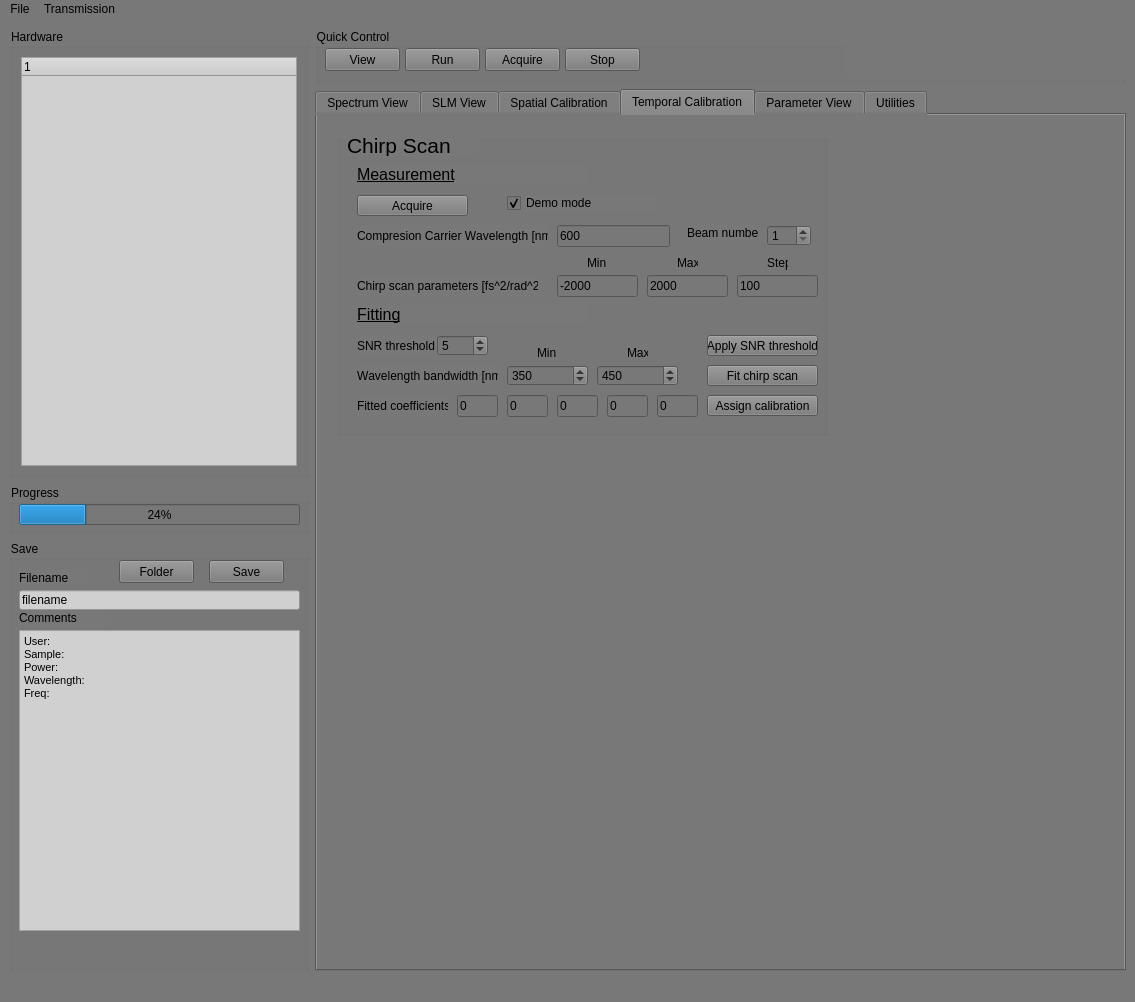
SilvaScience/colberto, file src/GUI/main_GUI.ui: the form before one commit.
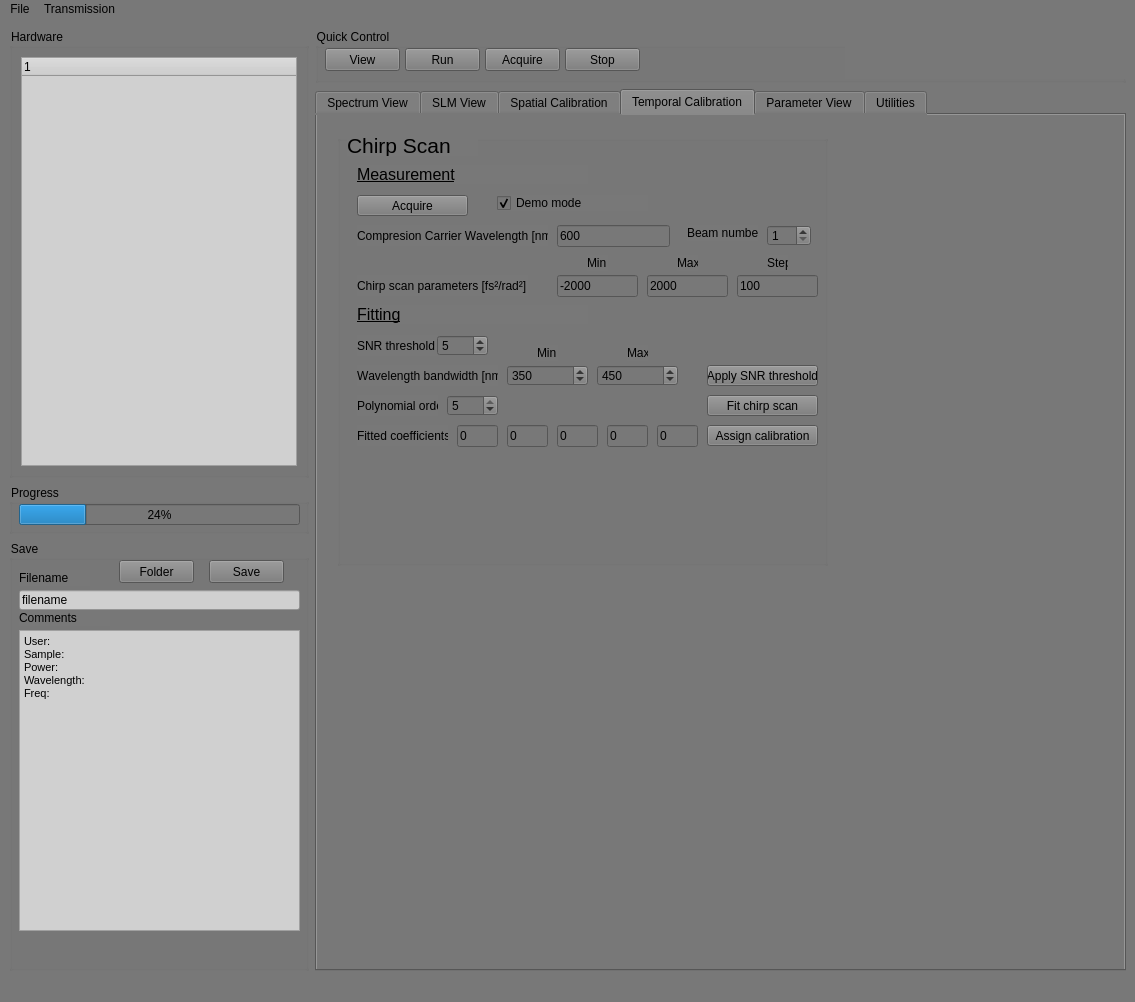
The form after the commit. Custom widgets are drawn as their Qt base class.

Commit message:
Polynomial order
We can decide which polynomial order we want to fit.

What changed in the file:
```diff
--- a/src/GUI/main_GUI.ui
+++ b/src/GUI/main_GUI.ui
@@ -920,7 +920,7 @@
             <x>520</x>
             <y>20</y>
             <width>261</width>
-            <height>301</height>
+            <height>431</height>
            </rect>
           </property>
          </widget>
@@ -930,7 +930,7 @@
             <x>20</x>
             <y>20</y>
             <width>491</width>
-            <height>301</height>
+            <height>431</height>
            </rect>
           </property>
           <property name="font">
@@ -1120,7 +1120,7 @@
           <widget class="QCheckBox" name="Chirp_calib_demo_mode_checkbox">
            <property name="geometry">
             <rect>
-             <x>170</x>
+             <x>160</x>
              <y>60</y>
              <width>151</width>
              <height>16</height>
@@ -1137,7 +1137,7 @@
            <property name="geometry">
             <rect>
              <x>370</x>
-             <y>230</y>
+             <y>260</y>
              <width>111</width>
              <height>21</height>
             </rect>
@@ -1150,7 +1150,7 @@
            <property name="geometry">
             <rect>
              <x>370</x>
-             <y>260</y>
+             <y>290</y>
              <width>111</width>
              <height>21</height>
             </rect>
@@ -1164,12 +1164,12 @@
             <rect>
              <x>20</x>
              <y>140</y>
-             <width>181</width>
+             <width>171</width>
              <height>21</height>
             </rect>
            </property>
            <property name="text">
-            <string>Chirp scan parameters [fs^2/rad^2] :</string>
+            <string>Chirp scan parameters [fs²/rad²] :</string>
            </property>
           </widget>
           <widget class="QLabel" name="SNR_threshold">
@@ -1242,7 +1242,7 @@
            <property name="geometry">
             <rect>
              <x>370</x>
-             <y>200</y>
+             <y>230</y>
              <width>111</width>
              <height>21</height>
             </rect>
@@ -1281,7 +1281,7 @@
            <property name="geometry">
             <rect>
              <x>20</x>
-             <y>260</y>
+             <y>290</y>
              <width>91</width>
              <height>21</height>
             </rect>
@@ -1294,7 +1294,7 @@
            <property name="geometry">
             <rect>
              <x>120</x>
-             <y>260</y>
+             <y>290</y>
              <width>41</width>
              <height>22</height>
             </rect>
@@ -1310,7 +1310,7 @@
            <property name="geometry">
             <rect>
              <x>170</x>
-             <y>260</y>
+             <y>290</y>
              <width>41</width>
              <height>22</height>
             </rect>
@@ -1326,7 +1326,7 @@
            <property name="geometry">
             <rect>
              <x>220</x>
-             <y>260</y>
+             <y>290</y>
              <width>41</width>
              <height>22</height>
             </rect>
@@ -1342,7 +1342,7 @@
            <property name="geometry">
             <rect>
              <x>270</x>
-             <y>260</y>
+             <y>290</y>
              <width>41</width>
              <height>22</height>
             </rect>
@@ -1358,7 +1358,7 @@
            <property name="geometry">
             <rect>
              <x>320</x>
-             <y>260</y>
+             <y>290</y>
              <width>41</width>
              <height>22</height>
             </rect>
@@ -1439,6 +1439,44 @@
             <number>10</number>
            </property>
           </widget>
+          <widget class="QLabel" name="Polynomial_order">
+           <property name="geometry">
+            <rect>
+             <x>20</x>
+             <y>260</y>
+             <width>81</width>
+             <height>21</height>
+            </rect>
+           </property>
+           <property name="text">
+            <string>Polynomial order:</string>
+           </property>
+          </widget>
+          <widget class="QSpinBox" name="Polynomial_order_value">
+           <property name="geometry">
+            <rect>
+             <x>110</x>
+             <y>260</y>
+             <width>51</width>
+             <height>21</height>
+            </rect>
+           </property>
+           <property name="inputMethodHints">
+            <set>Qt::ImhDigitsOnly|Qt::ImhFormattedNumbersOnly</set>
+           </property>
+           <property name="minimum">
+            <number>1</number>
+           </property>
+           <property name="maximum">
+            <number>5</number>
+           </property>
+           <property name="value">
+            <number>5</number>
+           </property>
+           <property name="displayIntegerBase">
+            <number>10</number>
+           </property>
+          </widget>
          </widget>
          <widget class="GraphicsLayoutWidget" name="Chirp_selection" native="true">
           <property name="enabled">
@@ -1447,7 +1485,7 @@
           <property name="geometry">
            <rect>
             <x>20</x>
-            <y>340</y>
+            <y>470</y>
             <width>371</width>
             <height>371</height>
            </rect>
@@ -1460,7 +1498,7 @@
           <property name="geometry">
            <rect>
             <x>410</x>
-            <y>340</y>
+            <y>470</y>
             <width>371</width>
             <height>371</height>
            </rect>
```
Left out of the diff: 2 changed lines with no effect on the pictures. The commit also changes 2 other files.
